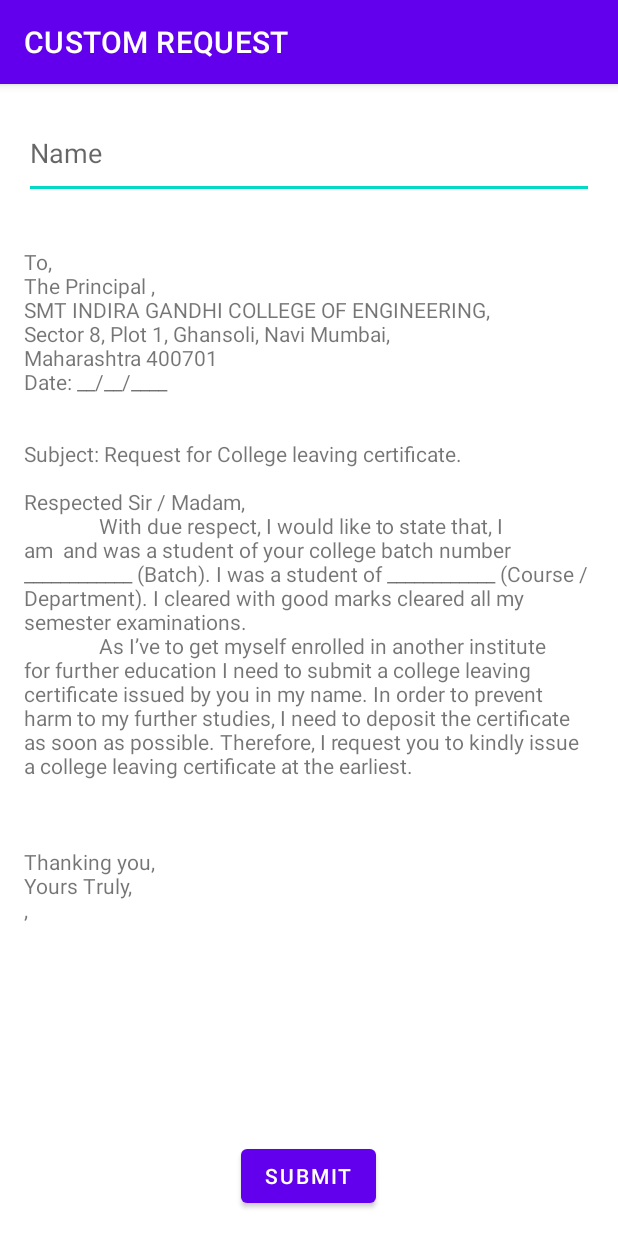
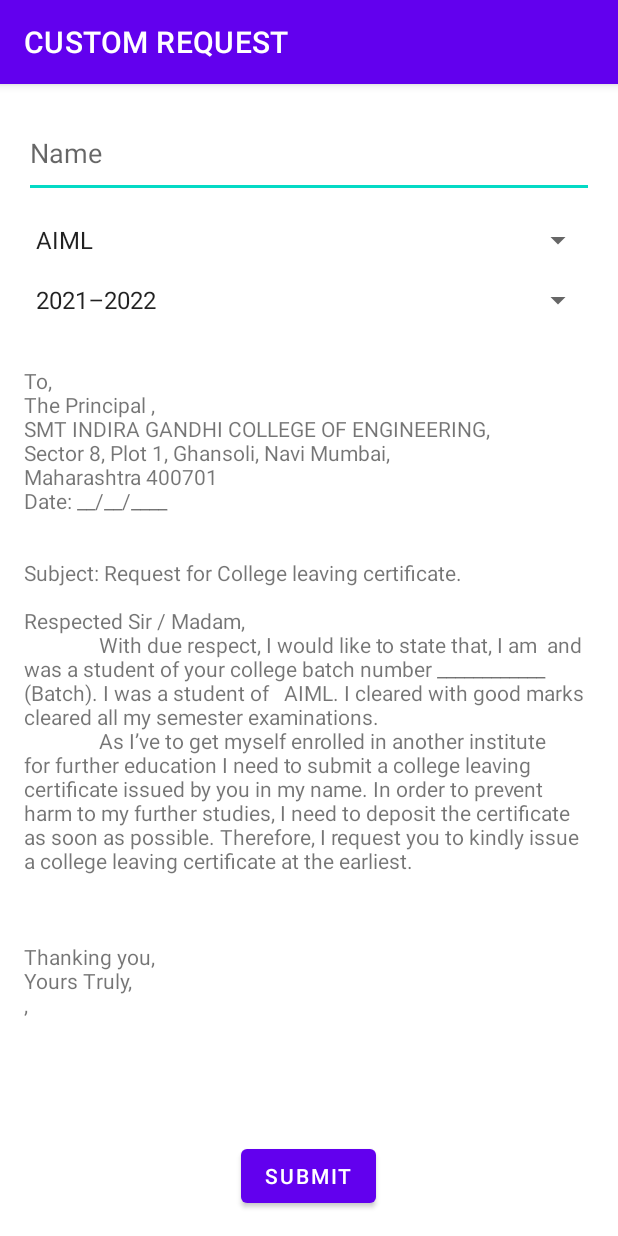
Before and after one commit to salim84miya/oopm-mini-project, an Android app: the SpecialActivity screen opened directly, with no data from a screen before it, after a tap on "SUBMIT", on a phone screen of 412 x 824 dp. Run offline under Robolectric (Android 15) with nearby library versions, the phone set to English and light mode, and no system bars.

Commit message:
oopm java mini project

```diff
--- a/app/src/main/java/com/example/android/kabootar/SpecialActivity.java
+++ b/app/src/main/java/com/example/android/kabootar/SpecialActivity.java
@@ -6,13 +6,20 @@
 import android.net.Uri;
 import android.os.Bundle;
 import android.view.View;
+import android.widget.Adapter;
+import android.widget.AdapterView;
+import android.widget.ArrayAdapter;
 import android.widget.Button;
 import android.widget.EditText;
+import android.widget.Spinner;
 import android.widget.TextView;
 import android.widget.Toast;
 
-public class SpecialActivity extends AppCompatActivity {
+public class SpecialActivity extends AppCompatActivity implements AdapterView.OnItemSelectedListener {
 
+    private Spinner branchNameSpinner;
+    private Spinner batchSpinner;
+    String branch;
     String name;
     EditText inputName;
     String letter;
@@ -23,6 +30,24 @@
     protected void onCreate(Bundle savedInstanceState) {
         super.onCreate(savedInstanceState);
         setContentView(R.layout.activity_special);
+
+        branchNameSpinner=findViewById(R.id.branch_spinner);
+        branchNameSpinner.setOnItemSelectedListener(this);
+        String []branchName = getResources().getStringArray(R.array.branch_name);
+        ArrayAdapter adapter = new ArrayAdapter(this, android.R.layout.simple_spinner_item,branchName);
+        // Specify the layout to use when the list of choices appears
+        adapter.setDropDownViewResource(android.R.layout.simple_spinner_dropdown_item);
+        branchNameSpinner.setAdapter(adapter);
+
+        batchSpinner=findViewById(R.id.branch_spinner2);
+        batchSpinner.setOnItemSelectedListener(this);
+        String []batchNo = getResources().getStringArray(R.array.batch_no);
+        ArrayAdapter adapter1 = new ArrayAdapter(this, android.R.layout.simple_spinner_item,batchNo);
+        // Specify the layout to use when the list of choices appears
+        adapter.setDropDownViewResource(android.R.layout.simple_spinner_dropdown_item);
+        batchSpinner.setAdapter(adapter1);
+
+
     }
     public void display(){
         TextView view =(TextView) findViewById(R.id.description);
@@ -56,7 +81,7 @@
     }
 
     public String Letterformat(){
-        inputName = (EditText) findViewById(R.id.editTextTextPersonName);
+        inputName = (EditText) findViewById(R.id.edit_text_person_name);
         name= inputName.getText().toString();
 
         letter = "To,\n"+
@@ -69,7 +94,7 @@
         "\n\nSubject: Request for College leaving certificate.\n"+
 
                 "\nRespected Sir / Madam,\n"+
-                "               With due respect, I would like to state that, I am "+name +" and was a student of your college batch number ____________ (Batch). I was a student of ____________ (Course / Department). I cleared with good marks cleared all my semester examinations.\n"+
+                "               With due respect, I would like to state that, I am "+name +" and was a student of your college batch number ____________ (Batch). I was a student of   "+branch+". I cleared with good marks cleared all my semester examinations.\n"+
                 "               As I’ve to get myself enrolled in another institute for further education I need to submit a college leaving certificate issued by you in my name. In order to prevent harm to my further studies, I need to deposit the certificate as soon as possible. Therefore, I request you to kindly issue a college leaving certificate at the earliest.\n"+
 
         "\n\n\nThanking you,\n"+
@@ -79,4 +104,17 @@
         return letter;
 
     }
+
+    @Override
+    public void onItemSelected(AdapterView<?> parent, View view, int position, long id) {
+     if(parent.getId() == R.id.branch_spinner ){
+      String valueFromSpinner = parent.getItemAtPosition(position).toString();
+      branch= valueFromSpinner;
+     }
+    }
+
+    @Override
+    public void onNothingSelected(AdapterView<?> parent) {
+
+    }
 }
--- a/app/src/main/res/layout/activity_special.xml
+++ b/app/src/main/res/layout/activity_special.xml
@@ -9,13 +9,25 @@
 
     <EditText
         android:layout_weight="1"
-        android:id="@+id/editTextTextPersonName"
+        android:id="@+id/edit_text_person_name"
         android:layout_width="match_parent"
         android:layout_height="60dp"
         android:ems="10"
         android:hint="Name"
         android:inputType="textPersonName"
         android:layout_margin="16dp" />
+    <Spinner
+        android:id="@+id/branch_spinner"
+        android:layout_height="wrap_content"
+        android:layout_width="match_parent"
+        android:layout_marginLeft="16dp"
+        android:layout_marginRight="16dp"/>
+    <Spinner
+        android:id="@+id/branch_spinner2"
+        android:layout_height="wrap_content"
+        android:layout_width="match_parent"
+        android:layout_margin="16dp" />
+
     <TextView
         android:id="@+id/description"
         android:layout_weight="113"
--- /dev/null
+++ b/app/src/main/res/values/array.xml
@@ -0,0 +1,10 @@
+<?xml version="1.0" encoding="utf-8"?>
+<resources>
+    <string-array name = "branch_name">
+        <item>AIML</item>
+        <item>COMP</item>
+        <item>IOT</item>
+        <item>ELEC</item>
+        <item>MECH</item>
+    </string-array>
+</resources>
--- /dev/null
+++ b/app/src/main/res/values/array1.xml
@@ -0,0 +1,7 @@
+<?xml version="1.0" encoding="utf-8"?>
+<resources>
+    <string-array name="batch_no">
+        <item>2021–2022</item>
+        <item>2020–2021</item>
+    </string-array>
+</resources>
```
